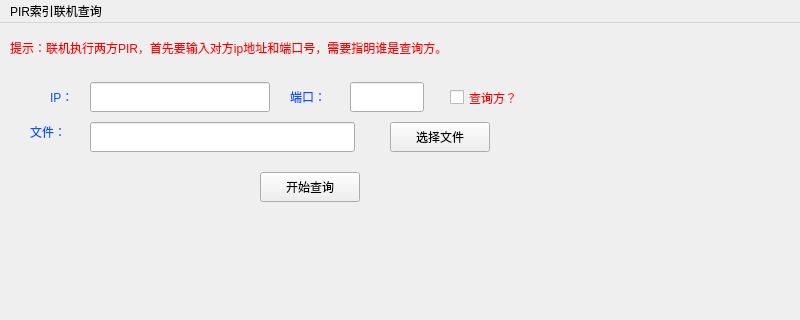
Above: src/frontend/cpp/page5.ui from xiansongq/privacy_computing before the change; both pictures show x 0 to 800 and y 0 to 320 of the 800 by 600 pixel window. Below: the same form after it.
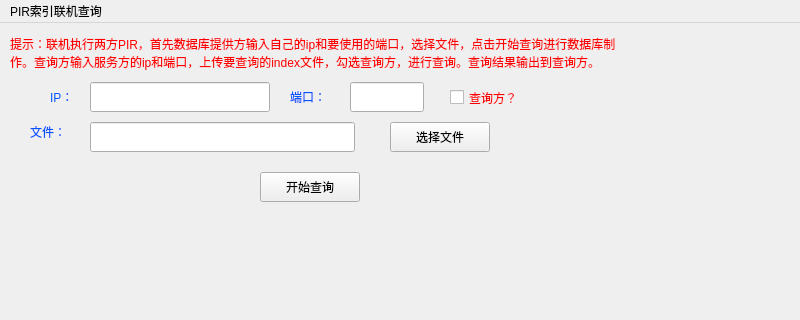
That is the form after the change. Icons and pictures are not drawn.

Diff of the .ui file:
```diff
--- a/src/frontend/cpp/page5.ui
+++ b/src/frontend/cpp/page5.ui
@@ -189,7 +189,7 @@
         <x>10</x>
         <y>10</y>
         <width>620</width>
-        <height>30</height>
+        <height>41</height>
        </rect>
       </property>
       <property name="styleSheet">
@@ -197,11 +197,14 @@
 color:rgb(255, 0, 0)</string>
       </property>
       <property name="text">
-       <string>提示：联机执行两方PIR，首先要输入对方ip地址和端口号，需要指明谁是查询方。</string>
+       <string>&lt;html&gt;&lt;head/&gt;&lt;body&gt;&lt;p&gt;提示：联机执行两方PIR，首先数据库提供方输入自己的ip和要使用的端口，选择文件，点击开始查询进行数据库制作。查询方输入服务方的ip和端口，上传要查询的index文件，勾选查询方，进行查询。查询结果输出到查询方。&lt;/p&gt;&lt;/body&gt;&lt;/html&gt;</string>
       </property>
       <property name="textFormat">
        <enum>Qt::RichText</enum>
       </property>
+      <property name="wordWrap">
+       <bool>true</bool>
+      </property>
      </widget>
     </widget>
    </widget>
```
Left out of the diff: 2 changed lines with no effect on the pictures.
